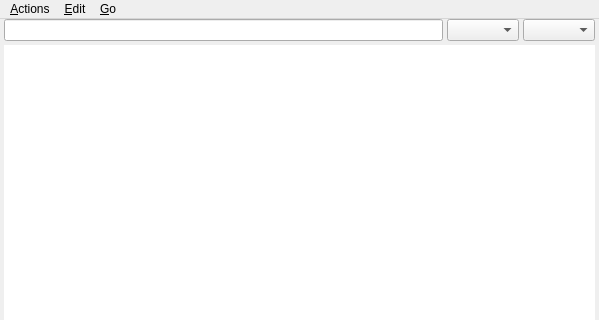
ankitects/anki, file designer/cardlist.ui: the form before one commit; both pictures show x 0 to 599 and y 0 to 320 of the 599 by 462 pixel window.
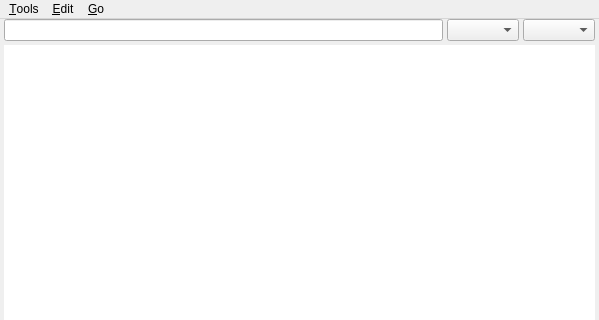
The form after the commit. Icons and pictures are not drawn.

Commit message: rename actions and add cards

The edit to the form file:
```diff
--- a/designer/cardlist.ui
+++ b/designer/cardlist.ui
@@ -186,7 +186,7 @@
    </widget>
    <widget class="QMenu" name="menuActions" >
     <property name="title" >
-     <string>&amp;Actions</string>
+     <string>&amp;Tools</string>
     </property>
     <addaction name="actionAddTag" />
     <addaction name="actionDeleteTag" />
```
The commit also changes 1 other file.
